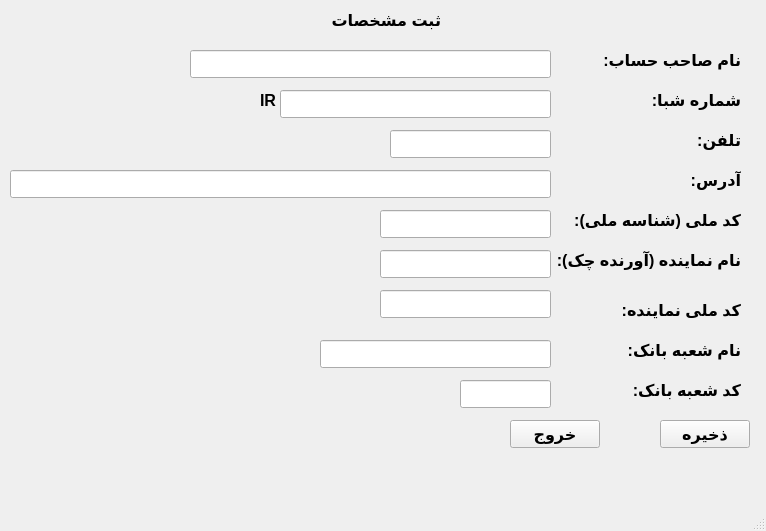
This is setting.ui in ahmadbabayi/QtBmipaya as Qt 5 draws it before an edit. The edited form follows.
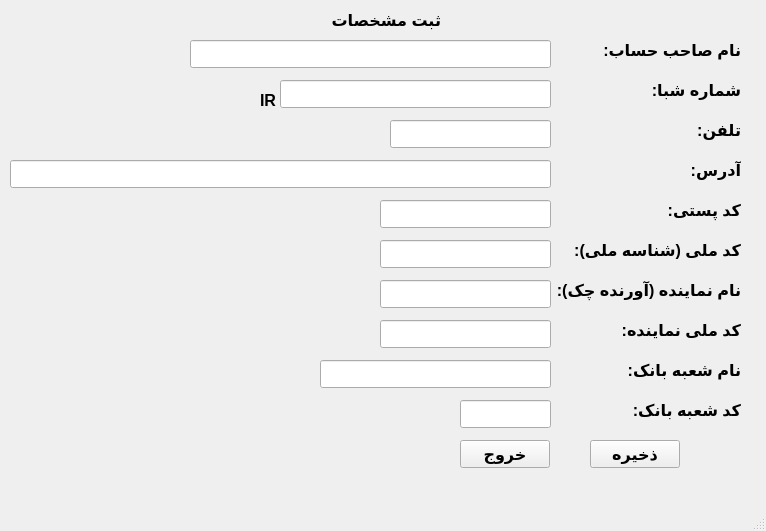
This is the edited form.

What changed in the file:
```diff
--- a/setting.ui
+++ b/setting.ui
@@ -57,7 +57,7 @@
     <property name="geometry">
      <rect>
       <x>690</x>
-      <y>130</y>
+      <y>120</y>
       <width>51</width>
       <height>21</height>
      </rect>
@@ -73,7 +73,7 @@
     <property name="geometry">
      <rect>
       <x>670</x>
-      <y>170</y>
+      <y>160</y>
       <width>71</width>
       <height>21</height>
      </rect>
@@ -89,7 +89,7 @@
     <property name="geometry">
      <rect>
       <x>550</x>
-      <y>210</y>
+      <y>240</y>
       <width>191</width>
       <height>21</height>
      </rect>
@@ -105,7 +105,7 @@
     <property name="geometry">
      <rect>
       <x>620</x>
-      <y>340</y>
+      <y>360</y>
       <width>121</width>
       <height>21</height>
      </rect>
@@ -121,7 +121,7 @@
     <property name="geometry">
      <rect>
       <x>620</x>
-      <y>380</y>
+      <y>400</y>
       <width>121</width>
       <height>21</height>
      </rect>
@@ -136,8 +136,8 @@
    <widget class="QPushButton" name="SaveButton">
     <property name="geometry">
      <rect>
-      <x>660</x>
-      <y>420</y>
+      <x>590</x>
+      <y>440</y>
       <width>90</width>
       <height>28</height>
      </rect>
@@ -152,8 +152,8 @@
    <widget class="QPushButton" name="ExitButton">
     <property name="geometry">
      <rect>
-      <x>510</x>
-      <y>420</y>
+      <x>460</x>
+      <y>440</y>
       <width>90</width>
       <height>28</height>
      </rect>
@@ -166,7 +166,7 @@
     <property name="geometry">
      <rect>
       <x>390</x>
-      <y>130</y>
+      <y>120</y>
       <width>161</width>
       <height>28</height>
      </rect>
@@ -179,7 +179,7 @@
     <property name="geometry">
      <rect>
       <x>10</x>
-      <y>170</y>
+      <y>160</y>
       <width>541</width>
       <height>28</height>
      </rect>
@@ -192,7 +192,7 @@
     <property name="geometry">
      <rect>
       <x>380</x>
-      <y>210</y>
+      <y>240</y>
       <width>171</width>
       <height>28</height>
      </rect>
@@ -205,7 +205,7 @@
     <property name="geometry">
      <rect>
       <x>320</x>
-      <y>340</y>
+      <y>360</y>
       <width>231</width>
       <height>28</height>
      </rect>
@@ -218,7 +218,7 @@
     <property name="geometry">
      <rect>
       <x>460</x>
-      <y>380</y>
+      <y>400</y>
       <width>91</width>
       <height>28</height>
      </rect>
@@ -231,7 +231,7 @@
     <property name="geometry">
      <rect>
       <x>590</x>
-      <y>50</y>
+      <y>40</y>
       <width>151</width>
       <height>21</height>
      </rect>
@@ -247,7 +247,7 @@
     <property name="geometry">
      <rect>
       <x>640</x>
-      <y>90</y>
+      <y>80</y>
       <width>101</width>
       <height>21</height>
      </rect>
@@ -263,7 +263,7 @@
     <property name="geometry">
      <rect>
       <x>190</x>
-      <y>50</y>
+      <y>40</y>
       <width>361</width>
       <height>28</height>
      </rect>
@@ -273,7 +273,7 @@
     <property name="geometry">
      <rect>
       <x>280</x>
-      <y>90</y>
+      <y>80</y>
       <width>271</width>
       <height>28</height>
      </rect>
@@ -302,7 +302,7 @@
     <property name="geometry">
      <rect>
       <x>550</x>
-      <y>250</y>
+      <y>280</y>
       <width>191</width>
       <height>21</height>
      </rect>
@@ -318,7 +318,7 @@
     <property name="geometry">
      <rect>
       <x>620</x>
-      <y>300</y>
+      <y>320</y>
       <width>121</width>
       <height>21</height>
      </rect>
@@ -334,7 +334,7 @@
     <property name="geometry">
      <rect>
       <x>380</x>
-      <y>250</y>
+      <y>280</y>
       <width>171</width>
       <height>28</height>
      </rect>
@@ -347,7 +347,7 @@
     <property name="geometry">
      <rect>
       <x>380</x>
-      <y>290</y>
+      <y>320</y>
       <width>171</width>
       <height>28</height>
      </rect>
@@ -356,6 +356,35 @@
      <number>11</number>
     </property>
    </widget>
+   <widget class="QLabel" name="label_12">
+    <property name="geometry">
+     <rect>
+      <x>650</x>
+      <y>200</y>
+      <width>91</width>
+      <height>21</height>
+     </rect>
+    </property>
+    <property name="layoutDirection">
+     <enum>Qt::RightToLeft</enum>
+    </property>
+    <property name="text">
+     <string>کد پستی: </string>
+    </property>
+   </widget>
+   <widget class="QLineEdit" name="KodePostiEdit">
+    <property name="geometry">
+     <rect>
+      <x>380</x>
+      <y>200</y>
+      <width>171</width>
+      <height>28</height>
+     </rect>
+    </property>
+    <property name="maxLength">
+     <number>10</number>
+    </property>
+   </widget>
   </widget>
   <widget class="QMenuBar" name="menubar">
    <property name="geometry">
```
Left out of the diff: 1 changed line with no effect on the pictures.
